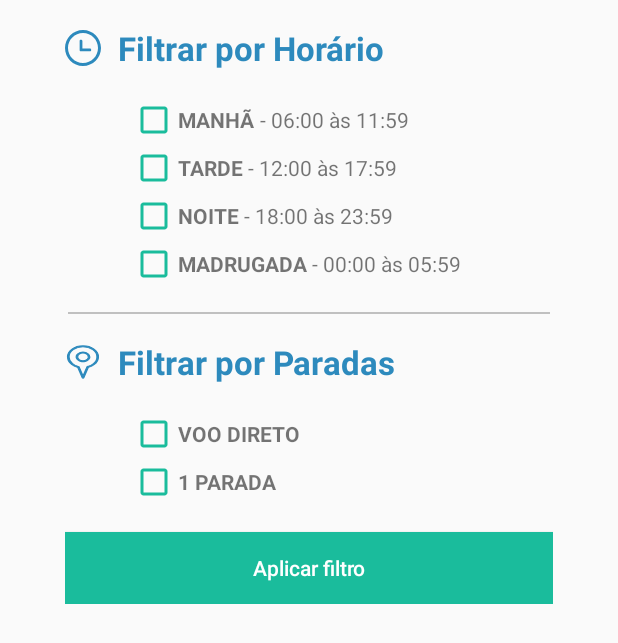
After one commit to mvaguimaraes/maxmilhastest, an Android app: the layout activity_filter.xml on its own in the app's theme, with its tools: preview values and no code run, on a phone screen of 412 x 824 dp. The commit adds this screen. Shown: the top 643 px of the screen. Run offline under Robolectric (Android 15) with nearby library versions, the phone set to English and light mode, and no system bars.

Commit message:
Fourth commit

```diff
--- /dev/null
+++ b/MaxMilhas/app/src/main/res/layout/activity_filter.xml
@@ -0,0 +1,236 @@
+<?xml version="1.0" encoding="utf-8"?>
+<android.support.constraint.ConstraintLayout
+    xmlns:android="http://schemas.android.com/apk/res/android" android:layout_width="match_parent"
+    android:layout_height="match_parent">
+
+    <RelativeLayout
+        android:layout_width="wrap_content"
+        android:layout_height="wrap_content"
+        android:paddingLeft="@dimen/padding_filter"
+        android:paddingRight="@dimen/padding_filter">
+
+    <TextView
+        android:id="@+id/filter_time_title"
+        android:layout_width="wrap_content"
+        android:layout_height="wrap_content"
+        android:text="@string/filter_by_time"
+        android:textColor="@color/colorPrimaryDark"
+        android:textStyle="bold"
+        android:drawableLeft="@drawable/ic_ichorario"
+        android:textSize="@dimen/font_huge"
+        android:paddingTop="@dimen/padding_top_filter"
+        android:drawablePadding="@dimen/padding_drawable_filter"
+        android:paddingBottom="@dimen/padding_top_filter"/>
+
+    <RelativeLayout
+        android:id="@+id/filter_time_layout"
+        android:layout_width="wrap_content"
+        android:layout_height="wrap_content"
+        android:layout_below="@+id/filter_time_title">
+        <LinearLayout
+            android:id="@+id/morning_layout"
+            android:layout_width="wrap_content"
+            android:layout_height="wrap_content"
+            android:orientation="horizontal"
+            android:paddingLeft="@dimen/padding_filter">
+            <CheckBox
+                android:id="@+id/morning_check"
+                android:layout_width="wrap_content"
+                android:layout_height="wrap_content"
+                android:buttonTint="@color/topaz"/>
+            <TextView
+                android:layout_width="wrap_content"
+                android:layout_height="wrap_content"
+                android:text="@string/morning"
+                android:paddingRight="@dimen/icon_padding2"
+                android:textStyle="bold"/>
+            <TextView
+                android:layout_width="wrap_content"
+                android:layout_height="wrap_content"
+                android:text="@string/morning_timeslot"/>
+            <TextView
+                android:id="@+id/morning_qty"
+                android:layout_width="wrap_content"
+                android:layout_height="wrap_content"
+                android:text=""/>
+        </LinearLayout>
+        <LinearLayout
+            android:id="@+id/afternoon_layout"
+            android:layout_width="wrap_content"
+            android:layout_height="wrap_content"
+            android:orientation="horizontal"
+            android:paddingLeft="@dimen/padding_filter"
+            android:layout_below="@+id/morning_layout">
+            <CheckBox
+                android:id="@+id/afternoon_check"
+                android:layout_width="wrap_content"
+                android:layout_height="wrap_content"
+                android:buttonTint="@color/topaz"/>
+            <TextView
+                android:layout_width="wrap_content"
+                android:layout_height="wrap_content"
+                android:text="@string/afternoon"
+                android:paddingRight="@dimen/icon_padding2"
+                android:textStyle="bold"/>
+            <TextView
+                android:layout_width="wrap_content"
+                android:layout_height="wrap_content"
+                android:text="@string/afternoon_timeslot"/>
+            <TextView
+                android:id="@+id/afternoon_qty"
+                android:layout_width="wrap_content"
+                android:layout_height="wrap_content"
+                android:text=""/>
+        </LinearLayout>
+        <LinearLayout
+            android:id="@+id/evening_layout"
+            android:layout_width="wrap_content"
+            android:layout_height="wrap_content"
+            android:orientation="horizontal"
+            android:paddingLeft="@dimen/padding_filter"
+            android:layout_below="@+id/afternoon_layout">
+            <CheckBox
+                android:id="@+id/evening_check"
+                android:layout_width="wrap_content"
+                android:layout_height="wrap_content"
+                android:buttonTint="@color/topaz"/>
+            <TextView
+                android:layout_width="wrap_content"
+                android:layout_height="wrap_content"
+                android:text="@string/evening"
+                android:paddingRight="@dimen/icon_padding2"
+                android:textStyle="bold"/>
+            <TextView
+                android:layout_width="wrap_content"
+                android:layout_height="wrap_content"
+                android:text="@string/evening_timeslot"/>
+            <TextView
+                android:id="@+id/evening_qty"
+                android:layout_width="wrap_content"
+                android:layout_height="wrap_content"
+                android:text=""/>
+        </LinearLayout>
+        <LinearLayout
+            android:id="@+id/late_night_layout"
+            android:layout_width="wrap_content"
+            android:layout_height="wrap_content"
+            android:orientation="horizontal"
+            android:paddingLeft="@dimen/padding_filter"
+            android:layout_below="@+id/evening_layout">
+            <CheckBox
+                android:id="@+id/late_night_check"
+                android:layout_width="wrap_content"
+                android:layout_height="wrap_content"
+                android:buttonTint="@color/topaz"/>
+            <TextView
+                android:layout_width="wrap_content"
+                android:layout_height="wrap_content"
+                android:text="@string/late_night"
+                android:paddingRight="@dimen/icon_padding2"
+                android:textStyle="bold"/>
+            <TextView
+                android:layout_width="wrap_content"
+                android:layout_height="wrap_content"
+                android:text="@string/late_night_timeslot"/>
+            <TextView
+                android:id="@+id/late_night_qty"
+                android:layout_width="wrap_content"
+                android:layout_height="wrap_content"
+                android:text=""/>
+        </LinearLayout>
+    </RelativeLayout>
+
+        <View
+            android:id="@+id/horizontal_line"
+            android:layout_width="match_parent"
+            android:layout_height="@dimen/one_dp"
+            android:background="#c0c0c0"
+            android:layout_toRightOf="@+id/time_departure"
+            android:layout_below="@+id/filter_time_layout"
+            android:layout_marginTop="@dimen/tab_padding_bottom"
+            android:layout_marginLeft="@dimen/two_dp"
+            android:layout_marginRight="@dimen/two_dp"/>
+
+        <TextView
+            android:id="@+id/filter_stops_title"
+            android:layout_width="wrap_content"
+            android:layout_height="wrap_content"
+            android:text="@string/filter_by_stops"
+            android:textColor="@color/colorPrimaryDark"
+            android:textStyle="bold"
+            android:drawableLeft="@drawable/ic_icparadas"
+            android:textSize="@dimen/font_huge"
+            android:paddingTop="@dimen/padding_top_filter"
+            android:drawablePadding="@dimen/padding_drawable_filter"
+            android:paddingBottom="@dimen/padding_top_filter"
+            android:layout_below="@+id/horizontal_line"/>
+
+        <RelativeLayout
+            android:id="@+id/filter_stops_layout"
+            android:layout_width="wrap_content"
+            android:layout_height="wrap_content"
+            android:layout_below="@+id/filter_stops_title"
+            android:paddingBottom="@dimen/padding_top_filter">
+            <LinearLayout
+                android:id="@+id/straight_flight_layout"
+                android:layout_width="wrap_content"
+                android:layout_height="wrap_content"
+                android:orientation="horizontal"
+                android:paddingLeft="@dimen/padding_filter">
+                <CheckBox
+                    android:id="@+id/straight_flight_check"
+                    android:layout_width="wrap_content"
+                    android:layout_height="wrap_content"
+                    android:buttonTint="@color/topaz"/>
+                <TextView
+                    android:layout_width="wrap_content"
+                    android:layout_height="wrap_content"
+                    android:text="@string/straight_flight"
+                    android:paddingRight="@dimen/icon_padding2"
+                    android:textStyle="bold"/>
+                <TextView
+                    android:id="@+id/straight_flight_qty"
+                    android:layout_width="wrap_content"
+                    android:layout_height="wrap_content"
+                    android:text=""/>
+            </LinearLayout>
+            <LinearLayout
+                android:id="@+id/one_stop_layout"
+                android:layout_width="wrap_content"
+                android:layout_height="wrap_content"
+                android:orientation="horizontal"
+                android:paddingLeft="@dimen/padding_filter"
+                android:layout_below="@+id/straight_flight_layout">
+                <CheckBox
+                    android:id="@+id/one_stop_check"
+                    android:layout_width="wrap_content"
+                    android:layout_height="wrap_content"
+                    android:buttonTint="@color/topaz"/>
+                <TextView
+                    android:layout_width="wrap_content"
+                    android:layout_height="wrap_content"
+                    android:text="@string/one_stop_flight"
+                    android:paddingRight="@dimen/icon_padding2"
+                    android:textStyle="bold"/>
+                <TextView
+                    android:id="@+id/one_stop_qty"
+                    android:layout_width="wrap_content"
+                    android:layout_height="wrap_content"
+                    android:text=""/>
+            </LinearLayout>
+
+        </RelativeLayout>
+
+        <Button
+            android:id="@+id/apply_filter_button"
+            android:layout_width="fill_parent"
+            android:layout_height="wrap_content"
+            android:background="@color/topaz"
+            android:textColor="@color/textColorPrimary"
+            android:text="@string/apply_filter"
+            android:layout_below="@+id/filter_stops_layout"
+            android:textAllCaps="false"/>
+
+    </RelativeLayout>
+
+</android.support.constraint.ConstraintLayout>
--- a/MaxMilhas/app/src/main/res/values/dimens.xml
+++ b/MaxMilhas/app/src/main/res/values/dimens.xml
@@ -22,4 +22,7 @@
     <dimen name="row_height">100dp</dimen>
     <dimen name="row_spacing">8dp</dimen>
     <dimen name="vertical_line_height">68dp</dimen>
+    <dimen name="padding_top_filter">17dp</dimen>
+    <dimen name="padding_filter">43dp</dimen>
+    <dimen name="padding_drawable_filter">11dp</dimen>
 </resources>
--- a/MaxMilhas/app/src/main/res/values/strings.xml
+++ b/MaxMilhas/app/src/main/res/values/strings.xml
@@ -16,4 +16,21 @@
     <string name="not_available">Indisponível</string>
     <string name="minutes">min</string>
     <string name="h">h</string>
+    <string name="filter_by_time">Filtrar por Horário</string>
+    <string name="filter_by_stops">Filtrar por Paradas</string>
+    <string name="morning">MANHÃ</string>
+    <string name="morning_timeslot"> - 06:00 às 11:59</string>
+    <string name="afternoon">TARDE</string>
+    <string name="afternoon_timeslot"> - 12:00 às 17:59</string>
+    <string name="evening">NOITE</string>
+    <string name="evening_timeslot"> - 18:00 às 23:59</string>
+    <string name="late_night">MADRUGADA</string>
+    <string name="late_night_timeslot"> - 00:00 às 05:59</string>
+    <string name="straight_flight">VOO DIRETO</string>
+    <string name="one_stop_flight">1 PARADA</string>
+    <string name="apply_filter">Aplicar filtro</string>
+    <string name="greatest_price">Maior preço</string>
+    <string name="cheapest_price">Menor preço</string>
+    <string name="cheapest_price_shortest_duration">Menor preço e Menor tempo de voo</string>
+    <string name="apply_sorting">Aplicar ordenação</string>
 </resources>
```
Also changed, not shown: MaxMilhas/app/src/main/java/com/example/mguimaraes/maxmilhas/Fragments/OutboundFragment.java (+16 -0 lines), MaxMilhas/app/src/main/res/layout/activity_sort.xml (added, +116 -0 lines).
